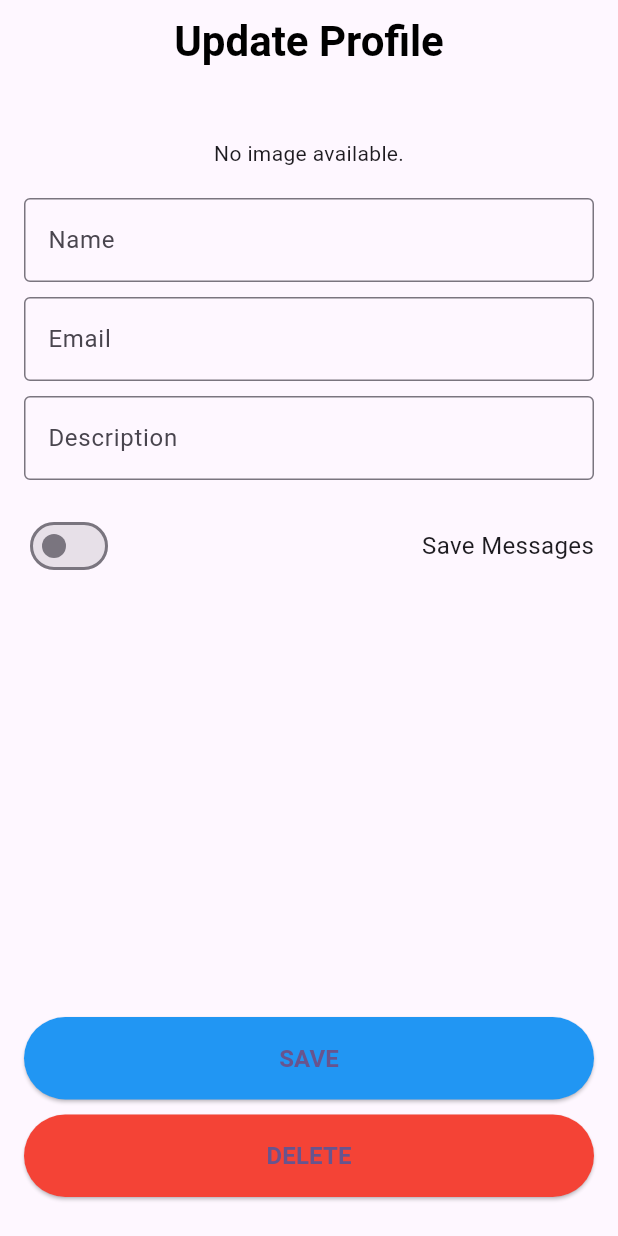
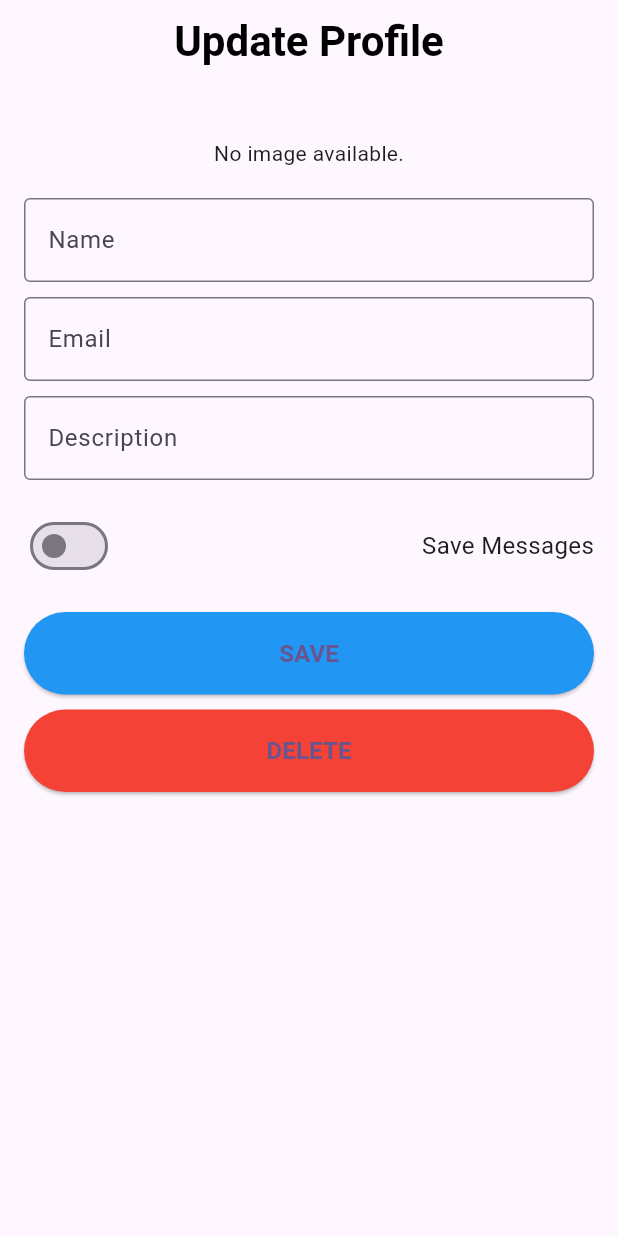
Before and after one commit to Tads-IFPR/Projeto-Integrador-Mobile, a Flutter app: the UserProfile screen opened directly with empty values, on a phone screen of 412 x 824 dp. Run offline on Flutter 3.47's test engine with Material 3 defaults, Android fonts, the phone set to English and light mode, and no system bars; our stand-ins replace drift, file_picker, image_picker, permission_handler, syncfusion_flutter_charts; missing offline and left inert: flutter_sound; accounts and stored records are empty; generated files the repository leaves out were written again.

Commit message:
tela inicial e profile corrigidas

```diff
--- a/lib/screens/profile.dart
+++ b/lib/screens/profile.dart
@@ -134,7 +134,8 @@ class _UserProfileState extends flutter.State<UserProfile> {
         ),
         centerTitle: true,
       ),
-      body: flutter.Padding(
+      body: flutter.SafeArea(
+        child: flutter.SingleChildScrollView(
           padding: const flutter.EdgeInsets.all(16.0),
           child: _user == null
               ? const flutter.Center(child: flutter.CircularProgressIndicator())
@@ -193,7 +194,7 @@ class _UserProfileState extends flutter.State<UserProfile> {
                   ),
                 ],
               ),
-            const flutter.Spacer(),
+              const flutter.SizedBox(height: 20),
               flutter.SizedBox(
                 width: double.infinity,
                 child: flutter.ElevatedButton(
@@ -227,6 +228,7 @@ class _UserProfileState extends flutter.State<UserProfile> {
             ],
           ),
         ),
+      ),
     );
   }
 }
```
Also changed, not shown: lib/screens/configuration.dart (+4 -5 lines). Lines whose indentation alone changed are shown as unchanged.
